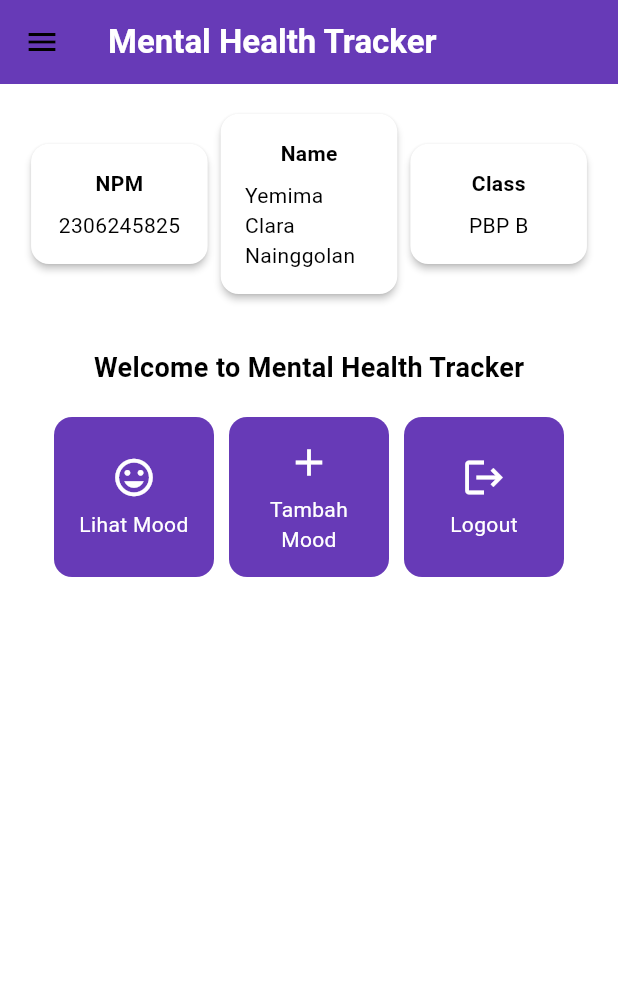
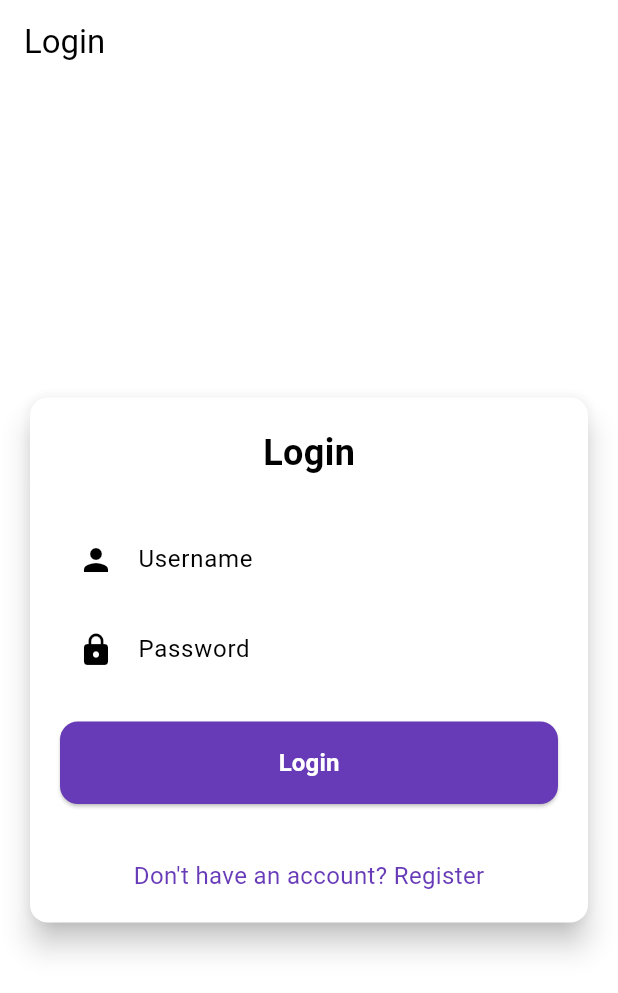
Before and after one commit to yemy16/mental-health-tracker-mobile, a Flutter app: the screen it shows after launch, on a phone screen of 412 x 824 dp. Shown: the top 993 px of the screen. Run offline on Flutter 3.47's test engine with Material 3 defaults, Android fonts, the phone set to English and light mode, and no system bars; missing offline and left inert: pbp_django_auth.

Commit message:
tutorial 8

```diff
--- a/lib/main.dart
+++ b/lib/main.dart
@@ -1,8 +1,10 @@
-// lib/main.dart
+import 'package:pbp_django_auth/pbp_django_auth.dart';
+import 'package:mental_health_tracker/screens/menu.dart';
+import 'package:provider/provider.dart';
 import 'package:flutter/material.dart';
-import 'screens/menu.dart';
+import 'package:mental_health_tracker/screens/login.dart';
 
-void main() {
+void main(){
   runApp(const MyApp());
 }
 
@@ -11,16 +13,21 @@ class MyApp extends StatelessWidget {
 
   @override
   Widget build(BuildContext context) {
-    return MaterialApp(
-      title: 'Mental Health Tracker',
-      theme: ThemeData(
-        primarySwatch: Colors.deepPurple, // Ubah primarySwatch ke warna ungu
-        colorScheme: ColorScheme.fromSwatch().copyWith(
-          primary: Colors.deepPurple,     // Warna utama ungu
-          secondary: Colors.deepPurple,   // Warna sekunder ungu
+    return Provider(
+      create: (_) {
+        CookieRequest request = CookieRequest();
+        return request;
+      },
+      child: MaterialApp(
+        title: 'Mental Health Tracker',
+        theme: ThemeData(
+          useMaterial3: true,
+          colorScheme: ColorScheme.fromSwatch(
+            primarySwatch: Colors.deepPurple,
+          ).copyWith(secondary: Colors.deepPurple[400]),
         ),
+        home: const LoginPage()
       ),
-      home: MyHomePage(),
     );
   }
 }
--- /dev/null
+++ b/lib/screens/login.dart
@@ -0,0 +1,211 @@
+import 'package:mental_health_tracker/screens/menu.dart';
+import 'package:flutter/material.dart';
+import 'package:pbp_django_auth/pbp_django_auth.dart';
+import 'package:provider/provider.dart';
+import 'package:mental_health_tracker/screens/register.dart'; // Menambahkan import register
+
+void main() {
+  runApp(const LoginApp());
+}
+
+class LoginApp extends StatelessWidget {
+  const LoginApp({super.key});
+
+  @override
+  Widget build(BuildContext context) {
+    return MaterialApp(
+      title: 'Login',
+      theme: ThemeData(
+        useMaterial3: true,
+        colorScheme: ColorScheme.fromSwatch(
+          primarySwatch: Colors.deepPurple,
+        ).copyWith(secondary: Colors.deepPurple[400]),
+      ),
+      home: const LoginPage(),
+    );
+  }
+}
+
+class LoginPage extends StatefulWidget {
+  const LoginPage({super.key});
+
+  @override
+  State<LoginPage> createState() => _LoginPageState();
+}
+
+class _LoginPageState extends State<LoginPage> {
+  final TextEditingController _usernameController = TextEditingController();
+  final TextEditingController _passwordController = TextEditingController();
+
+  @override
+  Widget build(BuildContext context) {
+    final request = context.watch<CookieRequest>();
+    return Scaffold(
+      appBar: AppBar(
+        title: const Text('Login'),
+      ),
+      body: Center(
+        child: SingleChildScrollView(
+          padding: const EdgeInsets.all(16.0),
+          child: Card(
+            elevation: 8,
+            shape: RoundedRectangleBorder(
+              borderRadius: BorderRadius.circular(12.0),
+            ),
+            child: Padding(
+              padding: const EdgeInsets.all(20.0),
+              child: Column(
+                mainAxisSize: MainAxisSize.min,
+                children: [
+                  const Text(
+                    'Login',  // Mengubah text untuk lebih user-friendly
+                    style: TextStyle(
+                      fontSize: 24.0,
+                      fontWeight: FontWeight.bold,
+                    ),
+                  ),
+                  const SizedBox(height: 30.0),
+                  TextField(
+                    controller: _usernameController,
+                    decoration: const InputDecoration(
+                      labelText: 'Username',
+                      hintText: 'Enter your username',
+                      prefixIcon: Icon(Icons.person), // Menambahkan icon
+                      border: OutlineInputBorder(
+                        borderRadius: BorderRadius.all(Radius.circular(12.0)),
+                      ),
+                      contentPadding:
+                          EdgeInsets.symmetric(horizontal: 12.0, vertical: 8.0),
+                    ),
+                  ),
+                  const SizedBox(height: 12.0),
+                  TextField(
+                    controller: _passwordController,
+                    decoration: const InputDecoration(
+                      labelText: 'Password',
+                      hintText: 'Enter your password',
+                      prefixIcon: Icon(Icons.lock), // Menambahkan icon
+                      border: OutlineInputBorder(
+                        borderRadius: BorderRadius.all(Radius.circular(12.0)),
+                      ),
+                      contentPadding:
+                          EdgeInsets.symmetric(horizontal: 12.0, vertical: 8.0),
+                    ),
+                    obscureText: true,
+                  ),
+                  const SizedBox(height: 24.0),
+                  ElevatedButton(
+                    onPressed: () async {
+                      String username = _usernameController.text;
+                      String password = _passwordController.text;
+
+                      // Validasi input
+                      if (username.isEmpty || password.isEmpty) {
+                        showDialog(
+                          context: context,
+                          builder: (context) => AlertDialog(
+                            title: const Text('Login Failed'),
+                            content: const Text('Please fill in all fields'),
+                            actions: [
+                              TextButton(
+                                child: const Text('OK'),
+                                onPressed: () {
+                                  Navigator.pop(context);
+                                },
+                              ),
+                            ],
+                          ),
+                        );
+                        return;
+                      }
+
+                      // Cek kredensial
+                      final response = await request.login(
+                        "http://localhost:8000/auth/login/",
+                        {
+                          'username': username,
+                          'password': password,
+                        },
+                      );
+
+                      if (request.loggedIn) {
+                        String message = response['message'];
+                        String uname = response['username'];
+                        if (context.mounted) {
+                          Navigator.pushReplacement(
+                            context,
+                            MaterialPageRoute(builder: (context) => MyHomePage()),
+                          );
+                          ScaffoldMessenger.of(context)
+                            ..hideCurrentSnackBar()
+                            ..showSnackBar(
+                              SnackBar(
+                                content: Text("$message Welcome back, $uname!"),
+                                backgroundColor: Colors.green, // Menambahkan warna
+                              ),
+                            );
+                        }
+                      } else {
+                        if (context.mounted) {
+                          showDialog(
+                            context: context,
+                            builder: (context) => AlertDialog(
+                              title: const Text('Login Failed'),
+                              content: Text(response['message']),
+                              actions: [
+                                TextButton(
+                                  child: const Text('OK'),
+                                  onPressed: () {
+                                    Navigator.pop(context);
+                                  },
+                                ),
+                              ],
+                            ),
+                          );
+                        }
+                      }
+                    },
+                    style: ElevatedButton.styleFrom(
+                      foregroundColor: Colors.white,
+                      minimumSize: const Size(double.infinity, 50),
+                      backgroundColor: Theme.of(context).colorScheme.primary,
+                      padding: const EdgeInsets.symmetric(vertical: 16.0),
+                      shape: RoundedRectangleBorder( // Menambahkan rounded corners
+                        borderRadius: BorderRadius.circular(12.0),
+                      ),
+                    ),
+                    child: const Text(
+                      'Login',
+                      style: TextStyle(
+                        fontSize: 16.0,
+                        fontWeight: FontWeight.bold,
+                      ),
+                    ),
+                  ),
+                  const SizedBox(height: 36.0),
+                  GestureDetector(
+                    onTap: () {
+                      Navigator.push(
+                        context,
+                        MaterialPageRoute(
+                          builder: (context) => const RegisterPage(),
+                        ),
+                      );
+                    },
+                    child: Text(
+                      'Don\'t have an account? Register',
+                      style: TextStyle(
+                        color: Theme.of(context).colorScheme.primary,
+                        fontSize: 16.0,
+                      ),
+                    ),
+                  ),
+                ],
+              ),
+            ),
+          ),
+        ),
+      ),
+    );
+  }
+}
--- a/pubspec.yaml
+++ b/pubspec.yaml
@@ -35,6 +35,9 @@ dependencies:
   # The following adds the Cupertino Icons font to your application.
   # Use with the CupertinoIcons class for iOS style icons.
   cupertino_icons: ^1.0.8
+  provider: ^6.1.2
+  pbp_django_auth: ^0.4.0
+  http: ^1.2.2
 
 dev_dependencies:
   flutter_test:
```
Also changed, not shown: lib/models/mood_entry.dart (added, +65 -0 lines), lib/screens/list_moodentry.dart (added, +81 -0 lines), lib/screens/register.dart (added, +166 -0 lines), pubspec.lock, 2 other files.
